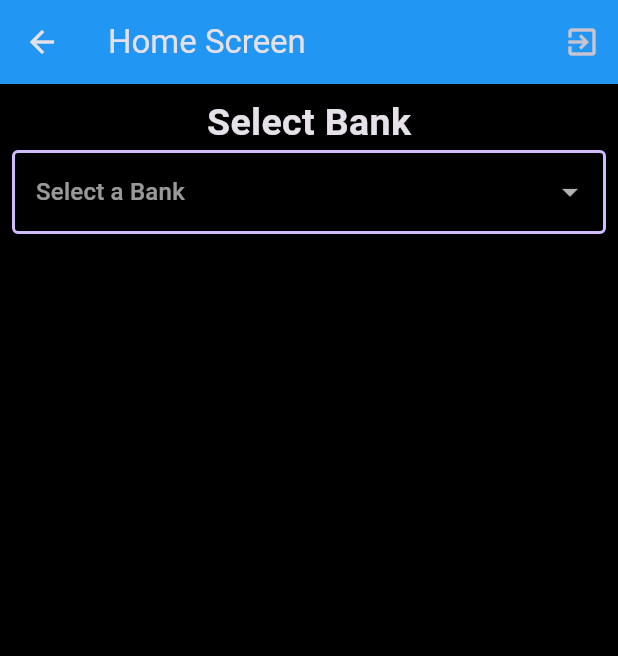
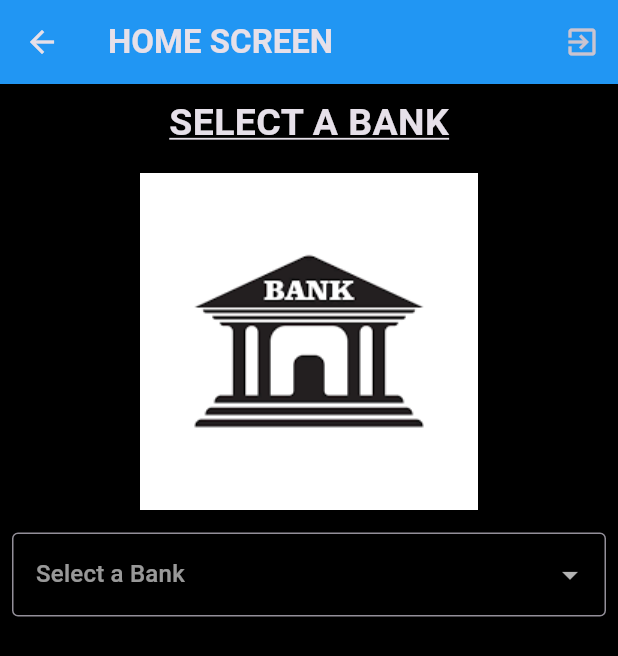
Before and after one commit to cetmulearnrvc/cloud_App, a Flutter app: the HomeScreen screen opened directly, on a phone screen of 412 x 824 dp. Shown: the top 656 px of the screen. Run offline on Flutter 3.47's test engine with Material 3 defaults, Android fonts, the phone set to English and light mode, and no system bars; our stand-ins replace geolocator, image_picker, pdf, printing, shared_preferences; missing offline and left inert: number_to_indian_words; accounts and stored records are empty.

Commit message:
Updated loantype and home

```diff
--- a/lib/main.dart
+++ b/lib/main.dart
@@ -23,7 +23,7 @@ class MyApp extends StatelessWidget {
     primarySwatch: Colors.deepPurple,
     scaffoldBackgroundColor: Colors.black,
   ),
-  themeMode: ThemeMode.dark,
+  themeMode: ThemeMode.dark,//ThemeMode.system
       title: 'Login',
       home : const SplashScreen()
     );
--- a/lib/screens/home.dart
+++ b/lib/screens/home.dart
@@ -4,9 +4,14 @@ import 'package:login_screen/screens/splash.dart';
 import 'package:shared_preferences/shared_preferences.dart';
 
 // ignore_for_file: prefer_const_constructors
-class HomeScreen extends StatelessWidget {
-  HomeScreen({super.key});
+class HomeScreen extends StatefulWidget {
+  const HomeScreen({super.key});
 
+  @override
+  State<HomeScreen> createState() => _HomeScreenState();
+}
+
+class _HomeScreenState extends State<HomeScreen> {
   final List<Map<String, dynamic>> banks = [
     {
       'name': 'Canara Bank',
@@ -24,7 +29,6 @@ class HomeScreen extends StatelessWidget {
       'name': 'Federal Bank',
       'icon': 'assets/images/federal.jpeg',
     },
-
     {
       'name': 'South Indian Bank',
       'icon': 'assets/images/south indian.jpeg',
@@ -32,11 +36,12 @@ class HomeScreen extends StatelessWidget {
   ];
 
   Map<String, dynamic>? selectedData;
+
   @override
   Widget build(BuildContext context) {
     return Scaffold(
         appBar: AppBar(
-          title: Text('Home Screen'),
+          title: Text('HOME SCREEN', style: TextStyle(fontWeight: FontWeight.bold)),
           backgroundColor: Colors.blue,
           actions: [
             IconButton(
@@ -49,54 +54,51 @@ class HomeScreen extends StatelessWidget {
         ),
         body: SafeArea(
           child: Center(
-              child: ListView.separated(
-                  itemBuilder: ((context, index) {
-                    return Padding(
+              child: Padding(
             padding: const EdgeInsets.all(8.0),
             child: Column(
               children: [
                 Text(
-                            'Select Bank',
-                            style: TextStyle(
-                                fontWeight: FontWeight.bold, fontSize: 25),
+                  'SELECT A BANK',
+                  style: TextStyle(fontWeight: FontWeight.bold, fontSize: 25,decoration: TextDecoration.underline),
+
                 ),
-                          DropdownButtonFormField(
+                const SizedBox(height: 15),
+                Image.asset('assets/images/bank.png'),
+                const SizedBox(height: 15),
+                DropdownButtonFormField<Map<String, dynamic>>(
                   decoration: InputDecoration(border: OutlineInputBorder()),
-                            autofocus: true,
                   hint: Text('Select a Bank'),
+                  value: selectedData,  // ✅ Fix: Set current value
                   items: banks.map((e) {
-                                return DropdownMenuItem(
+                    return DropdownMenuItem<Map<String, dynamic>>(
                       value: e,
                       child: Row(
-                                    mainAxisAlignment:
-                                        MainAxisAlignment.spaceBetween,
+                        mainAxisAlignment: MainAxisAlignment.spaceBetween,
                         children: [
                           Text(e['name']),
                           Image.asset(
                             e['icon'],
                             height: 50,
-                                      width: 50,)
+                            width: 50,
+                          )
                         ],
                       ),
                     );
                   }).toList(),
-                              // onTap: ()  {
-                              //   print(selectedData);
-                              // },
                   onChanged: (value) {
-                                selectedData=value;
-                                //print(selectedData);
+                    setState(() {
+                      selectedData = value;  // ✅ Fix: Update state
+                    });
+                    if (selectedData != null) {
                       Navigator.of(context).push(MaterialPageRoute(
-                                    builder: (ctx) => LoanType(selectedBank: selectedData,)));
-                              }),
+                          builder: (ctx) => LoanType(selectedBank: selectedData)));
+                    }
+                  },
+                ),
               ],
             ),
-                    );
-                  }),
-                  separatorBuilder: ((context, index) {
-                    return Divider();
-                  }),
-                  itemCount: 1)),
+          )),
         ));
   }
 
```
Also changed, not shown: lib/screens/loanType.dart (+140 -88 lines), assets/images/bank.png (added). Lines whose indentation alone changed are shown as unchanged.
